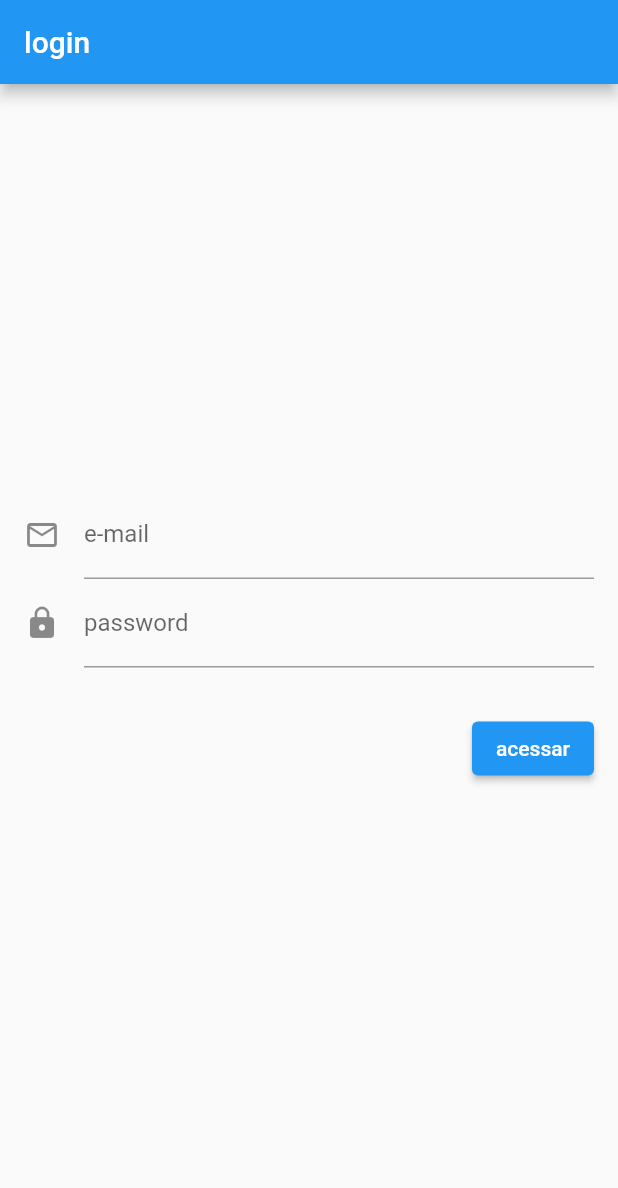
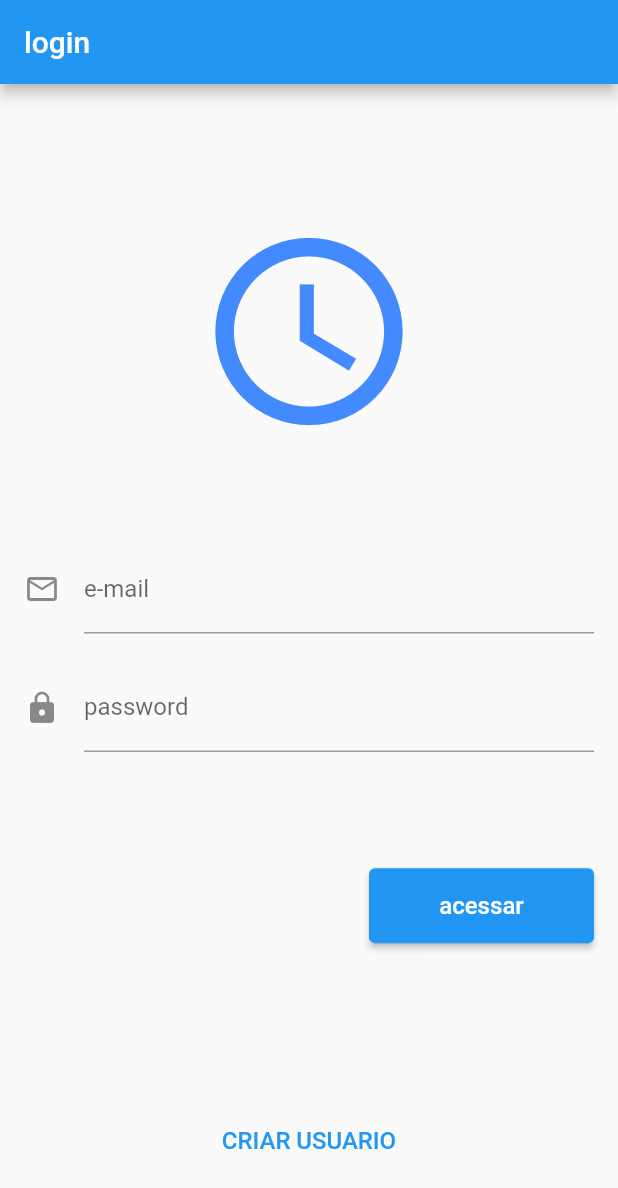
Before and after one commit to heltonss/Time-is-money, a Flutter app: the screen it shows after launch, on a phone screen of 412 x 824 dp. Shown: the top 1188 px of the screen. Run offline on Flutter 3.47's test engine with Material 2 defaults, Android fonts, the phone set to English and light mode, and no system bars; our stand-ins replace vibration.

Commit message:
feat: adiciona tela de login com links

```diff
--- a/lib/modules/login/login.dart
+++ b/lib/modules/login/login.dart
@@ -1,9 +1,18 @@
 import 'package:flutter/material.dart';
+import 'package:flutter/rendering.dart';
+import 'package:time_is_money/modules/time_entry/time_entry_page.dart';
 
 class Login extends StatelessWidget {
   final GlobalKey<FormState> _formKey = GlobalKey<FormState>();
   final TextEditingController _email = TextEditingController();
   final TextEditingController _password = TextEditingController();
+
+  static Widget _containerInput(Widget input) {
+    return Container(
+      margin: const EdgeInsets.only(top: 20),
+      child: input,
+    );
+  }
 
   @override
   Widget build(BuildContext context) {
@@ -17,19 +26,58 @@ class Login extends StatelessWidget {
                 key: _formKey,
                 child: Column(
                     crossAxisAlignment: CrossAxisAlignment.end,
-                    mainAxisAlignment: MainAxisAlignment.center,
-                    children: form()))));
+                    mainAxisAlignment: MainAxisAlignment.spaceAround,
+                    children: form(context)))));
   }
 
-  List<Widget> form() {
+  List<Widget> form(BuildContext context) {
     return <Widget>[
+      Container(
+        alignment: Alignment.topCenter,
+        margin: EdgeInsets.only(top: 50),
+        child: const Icon(Icons.access_time, size: 150, color: Colors.blueAccent,),
+      ),
+      Column(
+        children: inputs
+      ),
+      Padding(
+        padding: const EdgeInsets.symmetric(vertical: 30.0),
+        child: ConstrainedBox(
+          constraints: const BoxConstraints.tightFor(width: 150, height: 50),
+          child:  ElevatedButton(
+            onPressed: () {
+              Navigator.push(context, MaterialPageRoute(builder: (context) => TimeEntryPage() ));
+            },
+            child: const Text('acessar', style: TextStyle(fontSize: 16),)),
+      ),
+    ),
+      Container(
+        alignment: Alignment.center,
+        margin: const EdgeInsets.only(top: 30),
+        child:  TextButton(
+          onPressed: () {
+            acessar();
+          },
+          child: Text('criar usuario'.toUpperCase(),
+          style: const TextStyle(fontSize: 16),
+          ),
+        ),
+      )
+    ];
+  }
+
+
+  List <Widget> inputs = [
+    _containerInput(
       TextFormField(
         decoration: const InputDecoration(
           icon: Icon(Icons.email_outlined),
           hintText: 'Insira seu e-mail de login',
           labelText: 'e-mail',
         ),
-      ),
+       ),
+    ),
+    _containerInput(
       TextFormField(
         obscureText: true,
         obscuringCharacter: '*',
@@ -39,16 +87,11 @@ class Login extends StatelessWidget {
           labelText: 'password',
         ),
       ),
-      Padding(
-        padding: const EdgeInsets.symmetric(vertical: 30.0),
-        child: ElevatedButton(
-            onPressed: () {
-              acessar();
-            },
-            child: const Text('acessar')),
-      )
-    ];
-  }
+    )
+  ];
+
+
+
 
   void acessar() {
     print('acessando');
```
